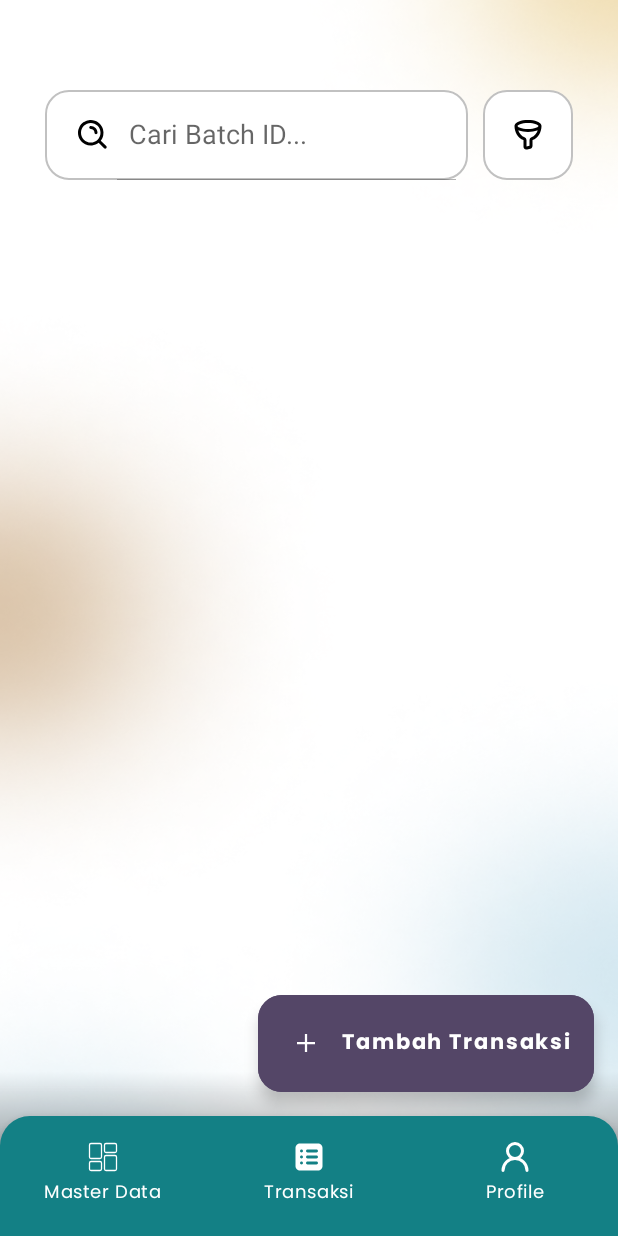
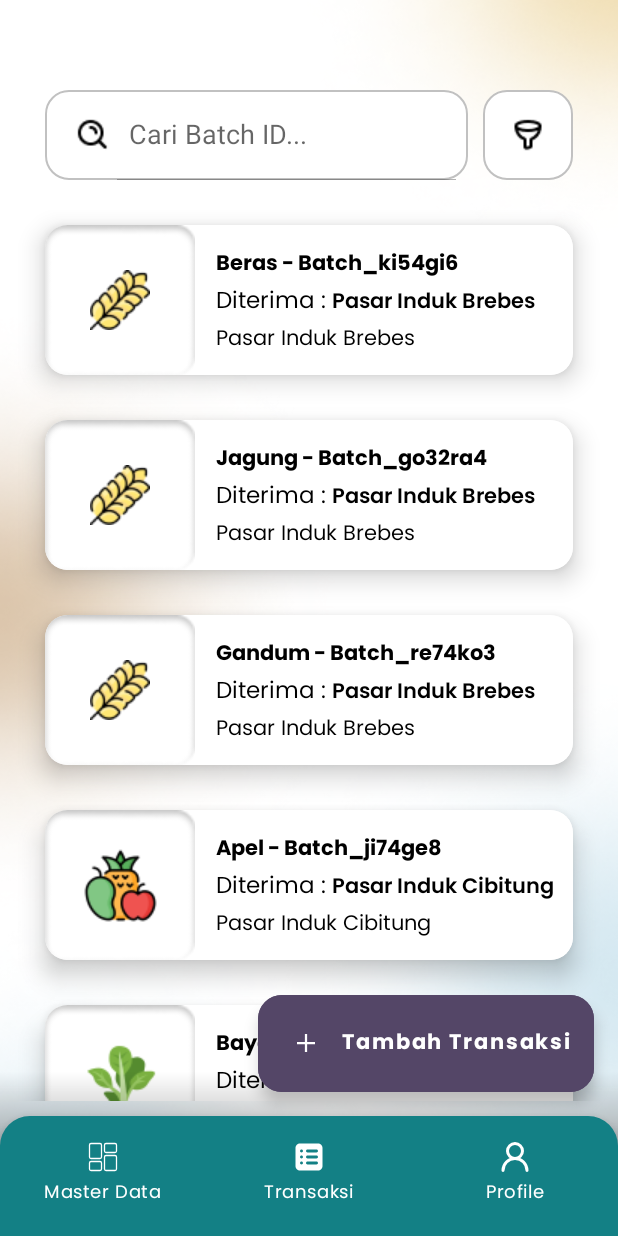
Before and after one commit to wahyurhy/TraceableGoods, an Android app: the screen it shows after launch (MainActivity), item 2 of the bottom bar chosen, on a phone screen of 412 x 824 dp. Run offline under Robolectric (Android 15) with nearby library versions, the phone set to English and light mode, and no system bars.

Commit message:
Membuat layout transaksi, dan membuat animasi show hide dari Floating Action Button

```diff
--- a/app/src/main/java/com/wahyurhy/traceablegoods/MainActivity.kt
+++ b/app/src/main/java/com/wahyurhy/traceablegoods/MainActivity.kt
@@ -5,15 +5,18 @@ import android.view.View
 import android.widget.Toast
 import androidx.appcompat.app.AppCompatActivity
 import androidx.fragment.app.Fragment
+import androidx.recyclerview.widget.RecyclerView
 import com.wahyurhy.traceablegoods.databinding.ActivityMainBinding
 import com.wahyurhy.traceablegoods.ui.fragment.MasterDataFragment
 import com.wahyurhy.traceablegoods.ui.fragment.ProfileFragment
 import com.wahyurhy.traceablegoods.ui.fragment.TransaksiFragment
 import com.wahyurhy.traceablegoods.utils.Utils
 
-class MainActivity : AppCompatActivity() {
+class MainActivity : AppCompatActivity(), MasterDataFragment.ScrollListener,
+    TransaksiFragment.ScrollListener {
 
     private lateinit var binding: ActivityMainBinding
+    private var isMasterData = true
 
     override fun onCreate(savedInstanceState: Bundle?) {
         super.onCreate(savedInstanceState)
@@ -36,7 +39,10 @@ class MainActivity : AppCompatActivity() {
 
     private fun initTabs() {
         val masterDataFragment = MasterDataFragment()
+        masterDataFragment.setScrollListener(this)
+
         val transaksiFragment = TransaksiFragment()
+        transaksiFragment.setScrollListener(this)
         val profileFragment = ProfileFragment()
         makeCurrentFragment(masterDataFragment)
         binding.bottomNavigation.setOnItemSelectedListener {
@@ -62,7 +68,9 @@ class MainActivity : AppCompatActivity() {
                     setVisibilityFloatingActionButton(it.itemId)
                     false
                 }
-                else -> { false }
+                else -> {
+                    false
+                }
             }
         }
     }
@@ -70,14 +78,17 @@ class MainActivity : AppCompatActivity() {
     private fun setVisibilityFloatingActionButton(view: Int) {
         when (view) {
             R.id.master_data_fragment -> {
+                isMasterData = true
                 binding.fbTambahData.visibility = View.VISIBLE
                 binding.fbTambahTransaksi.visibility = View.GONE
             }
             R.id.transaksi_fragment -> {
+                isMasterData = false
                 binding.fbTambahData.visibility = View.GONE
                 binding.fbTambahTransaksi.visibility = View.VISIBLE
             }
             R.id.profile_fragment -> {
+                isMasterData = false
                 binding.fbTambahData.visibility = View.GONE
                 binding.fbTambahTransaksi.visibility = View.GONE
             }
@@ -94,4 +105,30 @@ class MainActivity : AppCompatActivity() {
     private fun fitStatusBar() {
         Utils.setSystemBarFitWindow(this)
     }
+
+    override fun onScrollChanged(scrollY: Int) {
+        if (isMasterData) {
+            if (scrollY > 0 && binding.fbTambahData.isShown) {
+                binding.fbTambahData.hide()
+            } else if (scrollY == 0 && !binding.fbTambahData.isShown) {
+                binding.fbTambahData.show()
+            }
+        }
+    }
+
+    override fun onScrollChanged(scrollY: Int, recyclerView: RecyclerView) {
+        if (!isMasterData) {
+            if (scrollY > 10 && binding.fbTambahTransaksi.isShown) {
+                binding.fbTambahTransaksi.hide()
+            }
+
+            if (scrollY < -10 && !binding.fbTambahTransaksi.isShown) {
+                binding.fbTambahTransaksi.show()
+            }
+
+            if (!recyclerView.canScrollVertically(-1)) {
+                binding.fbTambahTransaksi.show()
+            }
+        }
+    }
 }
--- /dev/null
+++ b/app/src/main/java/com/wahyurhy/traceablegoods/adapter/TransaksiAdapter.kt
@@ -0,0 +1,66 @@
+package com.wahyurhy.traceablegoods.adapter
+
+import android.view.LayoutInflater
+import android.view.View
+import android.view.ViewGroup
+import android.widget.ImageView
+import android.widget.TextView
+import androidx.recyclerview.widget.RecyclerView
+import com.wahyurhy.traceablegoods.R
+import com.wahyurhy.traceablegoods.model.transaksi.Item
+
+class TransaksiAdapter(private val mTransaksi: List<Item>) : RecyclerView.Adapter<TransaksiAdapter.ViewHolder>() {
+
+    interface OnItemClickListener {
+        fun onItemClick(itemView: View?, position: Int)
+    }
+
+    private lateinit var listener: OnItemClickListener
+
+    override fun onCreateViewHolder(parent: ViewGroup, viewType: Int): ViewHolder {
+        val context = parent.context
+        val inflater = LayoutInflater.from(context)
+        val transaksiView = inflater.inflate(R.layout.item_transaksi, parent, false)
+        return ViewHolder(transaksiView)
+    }
+
+    override fun getItemCount(): Int = mTransaksi.size
+
+    override fun onBindViewHolder(holder: ViewHolder, position: Int) {
+        val transaksi = mTransaksi[position]
+        val produkBatch = holder.produkBatch
+        produkBatch.text = transaksi.produkBatch
+        val penerima = holder.penerima
+        penerima.text  = transaksi.penerima
+        val date = holder.date
+        date.text = transaksi.penerima
+
+        val image = holder.image
+        when (transaksi.jenisProduk) {
+            "bijian" -> image.setImageResource(R.drawable.ic_bijian)
+            "buahan" -> image.setImageResource(R.drawable.ic_buahan)
+            "sayuran" -> image.setImageResource(R.drawable.ic_sayuran)
+            "daging" -> image.setImageResource(R.drawable.ic_daging)
+        }
+    }
+
+    fun setOnClickedListener(listener: OnItemClickListener) {
+        this.listener = listener
+    }
+
+    inner class ViewHolder(itemView: View) : RecyclerView.ViewHolder(itemView) {
+        val produkBatch = itemView.findViewById<TextView>(R.id.tv_produk_batch)
+        val penerima = itemView.findViewById<TextView>(R.id.tv_penerima)
+        val date = itemView.findViewById<TextView>(R.id.tv_date)
+        val image = itemView.findViewById<ImageView>(R.id.image_icon)
+
+        init {
+            itemView.setOnClickListener {
+                val position = adapterPosition
+                if (position != RecyclerView.NO_POSITION) {
+                    listener.onItemClick(itemView, position)
+                }
+            }
+        }
+    }
+}
--- /dev/null
+++ b/app/src/main/java/com/wahyurhy/traceablegoods/model/transaksi/TransaksiModel.kt
@@ -0,0 +1,9 @@
+package com.wahyurhy.traceablegoods.model.transaksi
+
+
+import com.google.gson.annotations.SerializedName
+
+data class TransaksiModel(
+    @SerializedName("result")
+    val result: List<Result>
+)
--- a/app/src/main/java/com/wahyurhy/traceablegoods/ui/fragment/MasterDataFragment.kt
+++ b/app/src/main/java/com/wahyurhy/traceablegoods/ui/fragment/MasterDataFragment.kt
@@ -28,7 +28,16 @@ class MasterDataFragment : Fragment() {
     override fun onViewCreated(view: View, savedInstanceState: Bundle?) {
         super.onViewCreated(view, savedInstanceState)
 
+
         rawListInit()
+        hideFloatingActionButton()
+    }
+
+    private fun hideFloatingActionButton() {
+        binding.scrollView.viewTreeObserver.addOnScrollChangedListener {
+            val scrollY = binding.scrollView.scrollY
+            scrollListener?.onScrollChanged(scrollY)
+        }
     }
 
     private fun rawListInit() {
@@ -53,4 +62,14 @@ class MasterDataFragment : Fragment() {
         }
     }
 
+    interface ScrollListener {
+        fun onScrollChanged(scrollY: Int)
+    }
+
+    private var scrollListener: ScrollListener? = null
+
+    fun setScrollListener(listener: ScrollListener) {
+        scrollListener = listener
+    }
+
 }
--- a/app/src/main/java/com/wahyurhy/traceablegoods/ui/fragment/TransaksiFragment.kt
+++ b/app/src/main/java/com/wahyurhy/traceablegoods/ui/fragment/TransaksiFragment.kt
@@ -6,7 +6,13 @@ import android.view.View
 import android.view.ViewGroup
 import android.widget.Toast
 import androidx.fragment.app.Fragment
+import androidx.recyclerview.widget.RecyclerView
+import com.google.gson.Gson
+import com.wahyurhy.traceablegoods.adapter.TransaksiAdapter
 import com.wahyurhy.traceablegoods.databinding.FragmentTransaksiBinding
+import com.wahyurhy.traceablegoods.model.transaksi.TransaksiModel
+import java.io.BufferedReader
+import java.io.InputStreamReader
 
 class TransaksiFragment : Fragment() {
 
@@ -23,8 +29,19 @@ class TransaksiFragment : Fragment() {
     override fun onViewCreated(view: View, savedInstanceState: Bundle?) {
         super.onViewCreated(view, savedInstanceState)
 
+
         initClickListener()
-//        rawListInit()
+        rawListInit()
+        hideFloatingActionButton()
+    }
+
+    private fun hideFloatingActionButton() {
+        binding.rvTransaksi.addOnScrollListener(object : RecyclerView.OnScrollListener() {
+            override fun onScrolled(recyclerView: RecyclerView, dx: Int, dy: Int) {
+                super.onScrolled(recyclerView, dx, dy)
+                scrollListener?.onScrollChanged(dy, recyclerView)
+            }
+        })
     }
 
     private fun initClickListener() {
@@ -33,26 +50,36 @@ class TransaksiFragment : Fragment() {
         }
     }
 
-//    private fun rawListInit() {
-//        val gson = Gson()
-//        val i = requireContext().assets.open("data_info.json")
-//        val br = BufferedReader(InputStreamReader(i))
-//        val dataList = gson.fromJson(br, DataInfoModel::class.java)
-//
-//        bindData(dataList)
-//    }
+    private fun rawListInit() {
+        val gson = Gson()
+        val i = requireContext().assets.open("transaksi.json")
+        val br = BufferedReader(InputStreamReader(i))
+        val dataList = gson.fromJson(br, TransaksiModel::class.java)
 
-//    private fun bindData(dataList: DataInfoModel) {
-//        dataList.result.forEach { result ->
-//            val adapter = DataInfoAdapter(result.items)
-//            binding.rvDataInfo.adapter = adapter
-//            adapter.setOnClickedListener(object : DataInfoAdapter.OnItemClickListener {
-//                override fun onItemClick(itemView: View?, position: Int) {
-//                    val dataName = result.items[position].dataName
-//                    Toast.makeText(requireContext(), "$dataName was clicked!", Toast.LENGTH_SHORT).show()
-//                }
-//            })
-//        }
-//    }
+        bindData(dataList)
+    }
+
+    private fun bindData(dataList: TransaksiModel) {
+        dataList.result.forEach { result ->
+            val adapter = TransaksiAdapter(result.items)
+            binding.rvTransaksi.adapter = adapter
+            adapter.setOnClickedListener(object : TransaksiAdapter.OnItemClickListener {
+                override fun onItemClick(itemView: View?, position: Int) {
+                    val produkBatch = result.items[position].produkBatch
+                    Toast.makeText(requireContext(), "$produkBatch was clicked!", Toast.LENGTH_SHORT).show()
+                }
+            })
+        }
+    }
+
+    interface ScrollListener {
+        fun onScrollChanged(scrollY: Int, recyclerView: RecyclerView)
+    }
+
+    private var scrollListener: ScrollListener? = null
+
+    fun setScrollListener(listener: ScrollListener) {
+        scrollListener = listener
+    }
 
 }
--- /dev/null
+++ b/app/src/main/res/drawable/bg_item_transaksi.xml
@@ -0,0 +1,13 @@
+<?xml version="1.0" encoding="utf-8"?>
+<vector xmlns:android="http://schemas.android.com/apk/res/android"
+    android:width="146dp"
+    android:height="80dp"
+    android:viewportWidth="146"
+    android:viewportHeight="80">
+    <group>
+        <clip-path android:pathData="M0 0V80H146V0" />
+        <path
+            android:fillColor="#FFFFFF"
+            android:pathData="M0 0V80H146V0" />
+    </group>
+</vector>
--- a/app/src/main/res/drawable/ic_filter.xml
+++ /dev/null
@@ -1,14 +0,0 @@
-<vector xmlns:android="http://schemas.android.com/apk/res/android"
-    android:width="24dp"
-    android:height="24dp"
-    android:viewportWidth="24"
-    android:viewportHeight="24">
-  <group>
-    <clip-path
-        android:pathData="M0,0h24v24h-24z"/>
-    <path
-        android:pathData="M5,6C5,6.585 6.3,7.037 6.694,7.185C8.004,7.675 9.88,8 12,8C14.12,8 15.997,7.676 17.306,7.185C17.699,7.037 19,6.585 19,6C19,5.415 17.7,4.963 17.306,4.815C15.996,4.325 14.12,4 12,4C9.88,4 8.003,4.324 6.694,4.815C6.301,4.963 5,5.415 5,6ZM18.547,8.837C18.37,8.916 18.19,8.989 18.008,9.057C16.422,9.654 14.298,10 12,10C9.703,10 7.578,9.653 5.992,9.058C5.81,8.99 5.63,8.916 5.452,8.837C6.188,11.05 7.755,12.77 9.665,13.544C10.4,13.84 11,14.558 11,15.468V19.719L13,19.219V15.468C13,14.558 13.6,13.841 14.335,13.544C16.245,12.77 17.812,11.05 18.547,8.837ZM3,6C3,10.264 5.414,13.98 8.915,15.397C8.945,15.409 8.972,15.428 8.992,15.454C8.995,15.458 8.998,15.464 9,15.469V19.719C9,20.023 9.069,20.323 9.203,20.596C9.336,20.869 9.53,21.108 9.769,21.295C10.009,21.482 10.288,21.612 10.585,21.675C10.882,21.738 11.19,21.733 11.485,21.659L13.485,21.159C13.917,21.051 14.302,20.801 14.576,20.45C14.851,20.099 15,19.666 15,19.22V15.47L15.008,15.455C15.028,15.429 15.055,15.41 15.085,15.398C18.587,13.98 21,10.264 21,6C21,5.197 20.562,4.552 20.035,4.084C19.505,3.615 18.797,3.238 18.008,2.942C16.422,2.347 14.298,2 12,2C9.703,2 7.578,2.347 5.992,2.942C5.202,3.238 4.494,3.615 3.965,4.084C3.437,4.552 3,5.197 3,6Z"
-        android:fillColor="#000000"
-        android:fillType="evenOdd"/>
-  </group>
-</vector>
--- a/app/src/main/res/drawable/ic_search.xml
+++ /dev/null
@@ -1,14 +0,0 @@
-<vector xmlns:android="http://schemas.android.com/apk/res/android"
-    android:width="24dp"
-    android:height="24dp"
-    android:viewportWidth="24"
-    android:viewportHeight="24">
-  <group>
-    <clip-path
-        android:pathData="M0,0h24v24h-24z"/>
-    <path
-        android:pathData="M10.5,4C8.776,4 7.123,4.685 5.904,5.904C4.685,7.123 4,8.776 4,10.5C4,12.224 4.685,13.877 5.904,15.096C7.123,16.315 8.776,17 10.5,17C12.224,17 13.877,16.315 15.096,15.096C16.315,13.877 17,12.224 17,10.5C17,8.776 16.315,7.123 15.096,5.904C13.877,4.685 12.224,4 10.5,4ZM2,10.5C2,9.145 2.324,7.809 2.946,6.604C3.567,5.4 4.467,4.361 5.572,3.575C6.676,2.789 7.952,2.279 9.294,2.087C10.636,1.894 12.004,2.026 13.285,2.47C14.565,2.914 15.721,3.658 16.656,4.639C17.59,5.621 18.277,6.812 18.658,8.113C19.038,9.413 19.103,10.786 18.845,12.117C18.587,13.448 18.015,14.698 17.176,15.762L20.828,19.414C21.01,19.603 21.111,19.855 21.109,20.117C21.106,20.38 21.001,20.63 20.816,20.816C20.63,21.001 20.38,21.106 20.117,21.109C19.855,21.111 19.603,21.01 19.414,20.828L15.762,17.176C14.509,18.164 13.002,18.779 11.416,18.951C9.829,19.123 8.226,18.845 6.79,18.148C5.354,17.452 4.143,16.365 3.296,15.012C2.449,13.66 2,12.096 2,10.5ZM9.5,7C9.5,6.735 9.605,6.48 9.793,6.293C9.98,6.105 10.235,6 10.5,6C11.693,6 12.838,6.474 13.682,7.318C14.526,8.162 15,9.307 15,10.5C15,10.765 14.895,11.02 14.707,11.207C14.52,11.395 14.265,11.5 14,11.5C13.735,11.5 13.48,11.395 13.293,11.207C13.105,11.02 13,10.765 13,10.5C13,9.837 12.737,9.201 12.268,8.732C11.799,8.263 11.163,8 10.5,8C10.235,8 9.98,7.895 9.793,7.707C9.605,7.52 9.5,7.265 9.5,7Z"
-        android:fillColor="#000000"
-        android:fillType="evenOdd"/>
-  </group>
-</vector>
--- a/app/src/main/res/layout/activity_main.xml
+++ b/app/src/main/res/layout/activity_main.xml
@@ -29,6 +29,7 @@
         android:textStyle="bold"
         app:icon="@drawable/ic_add"
         app:iconTint="@color/white"
+        app:layout_behavior="com.google.android.material.behavior.HideBottomViewOnScrollBehavior"
         app:layout_constraintBottom_toTopOf="@+id/bottom_navigation"
         app:layout_constraintEnd_toEndOf="parent"
         app:shapeAppearanceOverlay="@style/ShapeAppearance.Material3.Corner.Large" />
@@ -45,13 +46,14 @@
         android:paddingVertical="20dp"
         android:paddingStart="20dp"
         android:paddingEnd="15dp"
-        android:visibility="gone"
         android:text="@string/tambah_transaksi"
         android:textAllCaps="false"
         android:textColor="@color/white"
         android:textStyle="bold"
+        android:visibility="gone"
         app:icon="@drawable/ic_add"
         app:iconTint="@color/white"
+        app:layout_behavior="com.google.android.material.behavior.HideBottomViewOnScrollBehavior"
         app:layout_constraintBottom_toTopOf="@+id/bottom_navigation"
         app:layout_constraintEnd_toEndOf="parent"
         app:shapeAppearanceOverlay="@style/ShapeAppearance.Material3.Corner.Large" />
@@ -60,23 +62,23 @@
         android:layout_width="match_parent"
         android:layout_height="50dp"
         android:layout_marginBottom="-20dp"
+        android:alpha=".3"
         android:background="@drawable/bg_shadow_navbar"
-        android:alpha=".3"
         app:layout_constraintBottom_toTopOf="@+id/bottom_navigation" />
 
     <com.google.android.material.bottomnavigation.BottomNavigationView
         android:id="@+id/bottom_navigation"
-        android:theme="@style/Widget.BottomNavigationView"
         android:layout_width="match_parent"
         android:layout_height="80dp"
         android:background="@drawable/bg_navbar"
+        android:paddingBottom="10dp"
+        android:theme="@style/Widget.BottomNavigationView"
+        app:itemIconTint="@color/white"
+        app:itemPaddingBottom="15dp"
+        app:itemPaddingTop="15dp"
+        app:itemTextColor="@color/white"
         app:layout_constraintBottom_toBottomOf="parent"
         app:layout_constraintEnd_toEndOf="parent"
         app:layout_constraintStart_toStartOf="parent"
-        app:itemIconTint="@color/white"
-        app:itemPaddingTop="15dp"
-        app:itemPaddingBottom="15dp"
-        android:paddingBottom="10dp"
-        app:itemTextColor="@color/white"
         app:menu="@menu/bottom_navigation_menu" />
 </androidx.constraintlayout.widget.ConstraintLayout>
--- a/app/src/main/res/layout/fragment_master_data.xml
+++ b/app/src/main/res/layout/fragment_master_data.xml
@@ -5,6 +5,8 @@
     android:layout_width="match_parent"
     android:layout_height="match_parent"
     android:background="@drawable/bg_main"
+    android:id="@+id/scrollView"
+    android:scrollbarSize="0dp"
     tools:context=".ui.fragment.MasterDataFragment">
 
     <androidx.constraintlayout.widget.ConstraintLayout
--- a/app/src/main/res/layout/fragment_transaksi.xml
+++ b/app/src/main/res/layout/fragment_transaksi.xml
@@ -1,5 +1,5 @@
 <?xml version="1.0" encoding="utf-8"?>
-<ScrollView xmlns:android="http://schemas.android.com/apk/res/android"
+<androidx.constraintlayout.widget.ConstraintLayout xmlns:android="http://schemas.android.com/apk/res/android"
     xmlns:app="http://schemas.android.com/apk/res-auto"
     xmlns:tools="http://schemas.android.com/tools"
     android:layout_width="match_parent"
@@ -7,13 +7,10 @@
     android:background="@drawable/bg_main"
     tools:context=".ui.fragment.MasterDataFragment">
 
-    <androidx.constraintlayout.widget.ConstraintLayout
+    <LinearLayout
+        android:id="@+id/linearLayoutSearch"
         android:layout_width="match_parent"
-        android:layout_height="0dp">
-
-        <LinearLayout
-            android:layout_width="match_parent"
-            android:layout_height="match_parent"
+        android:layout_height="wrap_content"
         android:layout_marginHorizontal="30dp"
         android:layout_marginTop="60dp"
         android:orientation="horizontal"
@@ -44,6 +41,23 @@
 
     </LinearLayout>
 
+    <androidx.recyclerview.widget.RecyclerView
+        android:id="@+id/rv_transaksi"
+        android:layout_width="match_parent"
+        android:layout_height="0dp"
+        android:layout_marginHorizontal="10dp"
+        android:layout_marginStart="10dp"
+        android:layout_marginTop="20dp"
+        android:layout_marginEnd="10dp"
+        android:layout_marginBottom="90dp"
+        android:overScrollMode="never"
+        android:scrollbarSize="0dp"
+        app:layoutManager="androidx.recyclerview.widget.LinearLayoutManager"
+        app:layout_constraintBottom_toBottomOf="parent"
+        app:layout_constraintEnd_toEndOf="parent"
+        app:layout_constraintStart_toStartOf="parent"
+        app:layout_constraintTop_toBottomOf="@id/linearLayoutSearch"
+        app:layout_constraintVertical_bias="0.0"
+        tools:listitem="@layout/item_transaksi" />
 
 </androidx.constraintlayout.widget.ConstraintLayout>
-</ScrollView>
--- /dev/null
+++ b/app/src/main/res/layout/item_transaksi.xml
@@ -0,0 +1,89 @@
+<?xml version="1.0" encoding="utf-8"?>
+<androidx.cardview.widget.CardView xmlns:android="http://schemas.android.com/apk/res/android"
+    xmlns:app="http://schemas.android.com/apk/res-auto"
+    xmlns:tools="http://schemas.android.com/tools"
+    android:layout_width="match_parent"
+    android:layout_height="100dp"
+    android:layout_marginTop="10dp"
+    android:layout_marginHorizontal="20dp"
+    android:layout_marginBottom="20dp"
+    app:cardCornerRadius="15dp"
+    app:cardElevation="10dp">
+
+    <androidx.constraintlayout.widget.ConstraintLayout
+        android:layout_width="match_parent"
+        android:layout_height="match_parent"
+        android:background="@drawable/bg_item_transaksi">
+
+        <ImageView
+            android:id="@+id/image_icon"
+            android:layout_width="100dp"
+            android:layout_height="100dp"
+            android:background="@drawable/bg_image"
+            android:scaleType="centerInside"
+            android:src="@drawable/ic_bijian"
+            app:layout_constraintBottom_toBottomOf="parent"
+            app:layout_constraintStart_toStartOf="parent"
+            app:layout_constraintTop_toTopOf="parent"
+            tools:ignore="ContentDescription" />
+
+        <TextView
+            android:id="@+id/tv_produk_batch"
+            android:layout_width="wrap_content"
+            android:layout_height="wrap_content"
+            android:layout_marginStart="14dp"
+            android:layout_marginTop="14dp"
+            android:fontFamily="@font/poppins_bold"
+            android:text="Beras - Batch_ki54gi6"
+            android:textColor="@color/black"
+            android:textSize="14sp"
+            android:textStyle="bold"
+            app:layout_constraintStart_toEndOf="@id/image_icon"
+            app:layout_constraintTop_toTopOf="parent" />
+
+        <androidx.appcompat.widget.LinearLayoutCompat
+            android:id="@+id/linearLayoutCompat"
+            android:layout_width="wrap_content"
+            android:layout_height="wrap_content"
+            android:orientation="horizontal"
+            app:layout_constraintStart_toStartOf="@id/tv_produk_batch"
+            app:layout_constraintTop_toBottomOf="@+id/tv_produk_batch">
+
+            <TextView
+                android:layout_width="wrap_content"
+                android:layout_height="wrap_content"
+                android:fontFamily="@font/poppins_regular"
+                android:text="Diterima : "
+                android:textColor="@color/black"
+                android:textSize="15sp" />
+
+            <TextView
+                android:id="@+id/tv_penerima"
+                android:layout_width="wrap_content"
+                android:layout_height="wrap_content"
+                android:fontFamily="@font/poppins_semi_bold"
+                android:text="Pasar Induk Brebes"
+                android:textColor="@color/black"
+                android:textSize="14sp"
+                android:textStyle="bold" />
+
+        </androidx.appcompat.widget.LinearLayoutCompat>
+
+        <TextView
+            android:id="@+id/tv_date"
+            android:layout_width="wrap_content"
+            android:layout_height="wrap_content"
+            android:layout_marginBottom="14dp"
+            android:fontFamily="@font/poppins_regular"
+            android:text="7 Juni 2023 - 08:56 WIB"
+            android:textColor="@color/black"
+            android:textSize="14sp"
+            app:layout_constraintBottom_toBottomOf="parent"
+            app:layout_constraintStart_toStartOf="@+id/linearLayoutCompat"
+            app:layout_constraintTop_toBottomOf="@+id/linearLayoutCompat"
+            app:layout_constraintVertical_bias="0.0" />
+
+
+    </androidx.constraintlayout.widget.ConstraintLayout>
+
+</androidx.cardview.widget.CardView>
```
Also changed, not shown: app/src/main/assets/transaksi.json (added, +106 -0 lines), app/src/main/java/com/wahyurhy/traceablegoods/model/transaksi/Item.kt (added, +19 -0 lines), app/src/main/java/com/wahyurhy/traceablegoods/model/transaksi/Result.kt (added, +13 -0 lines), app/src/main/res/drawable/bg_image.png (added), app/src/main/res/drawable/ic_filter.png (added), app/src/main/res/drawable/ic_search.png (added). Lines whose indentation alone changed are shown as unchanged.
